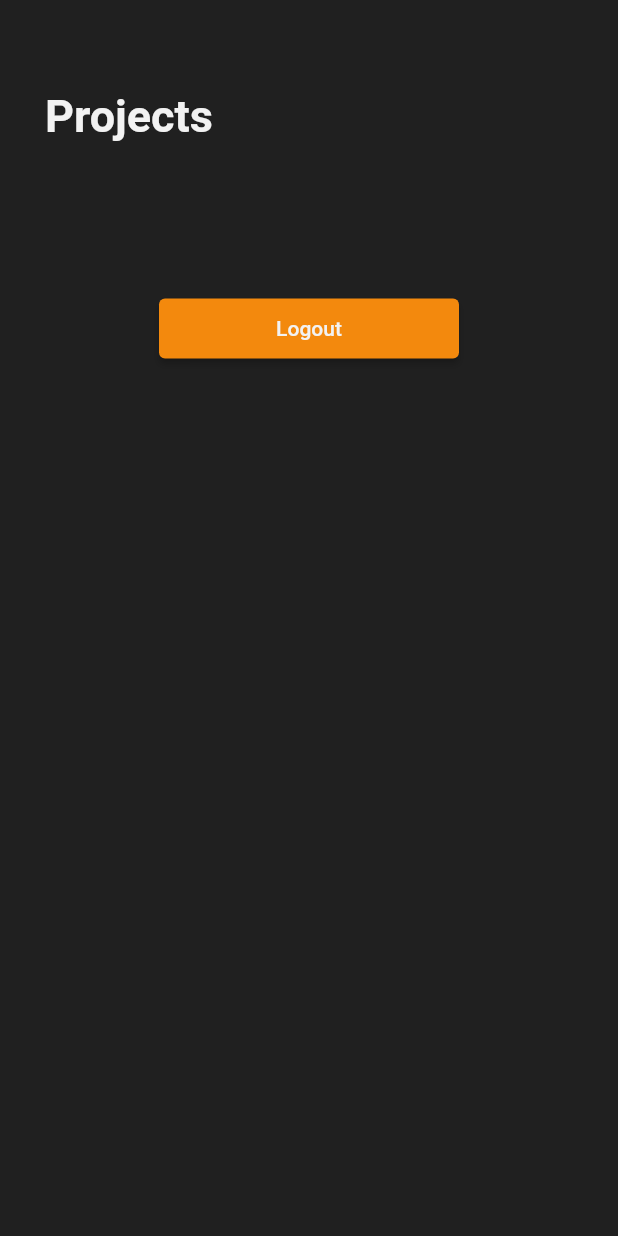
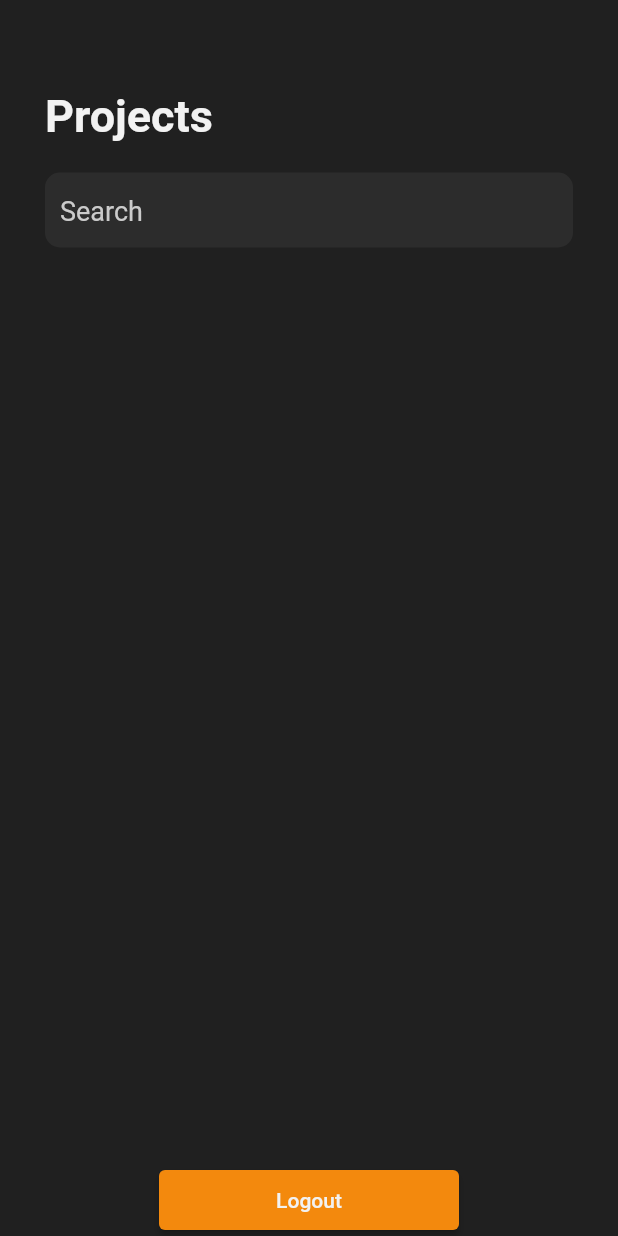
Before and after one commit to gal0wsky/Worktenser, a Flutter app: the HomePage screen opened directly, after a tap on "Logout", on a phone screen of 412 x 824 dp. Run offline on Flutter 3.47's test engine with Material 2 defaults, Android fonts, the phone set to English and light mode, and no system bars; our stand-ins replace awesome_notifications, bloc, cloud_firestore, equatable, firebase_auth, firebase_core and 6 more; missing offline and left inert: flow_builder, flutter_background_service, flutter_background_service_android, flutter_background_service_ios; accounts and stored records are empty; statements that could not run were skipped.

Commit message:
Implementing Searchbar

```diff
--- a/lib/features/projects/presentation/bloc/project_details/project_details_bloc.dart
+++ b/lib/features/projects/presentation/bloc/project_details/project_details_bloc.dart
@@ -57,8 +57,8 @@ class ProjectDetailsBloc
   }
 
   @override
-  Future<void> close() async {
-    await _counterSubscription.cancel();
+  Future<void> close() {
+    _counterSubscription.cancel();
     return super.close();
   }
 }
--- a/lib/features/projects/presentation/bloc/projects/projects_bloc.dart
+++ b/lib/features/projects/presentation/bloc/projects/projects_bloc.dart
@@ -137,8 +137,8 @@ class ProjectsBloc extends Bloc<ProjectsEvent, ProjectsState> {
   }
 
   @override
-  Future<void> close() async {
-    await _counterSubscription.cancel();
+  Future<void> close() {
+    _counterSubscription.cancel();
     return super.close();
   }
 }
--- a/lib/features/projects/presentation/pages/home_page.dart
+++ b/lib/features/projects/presentation/pages/home_page.dart
@@ -4,6 +4,8 @@ import 'package:worktenser/config/colors.dart';
 import 'package:worktenser/features/auth/presentation/bloc/auth/auth_bloc.dart';
 import 'package:worktenser/features/projects/presentation/bloc/projects/projects_bloc.dart';
 import 'package:worktenser/features/projects/presentation/widgets/project_tile.dart';
+import 'package:worktenser/features/searchbar/presentation/bloc/searchbar/searchbar_bloc.dart';
+import 'package:worktenser/features/searchbar/presentation/widgets/searchbar.dart';
 
 class HomePage extends StatelessWidget {
   const HomePage({super.key});
@@ -14,8 +16,22 @@ class HomePage extends StatelessWidget {
 
   static Page get page => const MaterialPage(child: HomePage());
 
+  void _loadProjectsOnBuildIfNeeded(BuildContext context) {
+    final state = context.read<ProjectsBloc>().state;
+
+    if (state is ProjectsInitial) {
+      context
+          .read<ProjectsBloc>()
+          .add(LoadProjects(user: context.read<AuthBloc>().state.user));
+
+      context.read<SearchbarBloc>().add(SearchForPhrase());
+    }
+  }
+
   @override
   Widget build(BuildContext context) {
+    _loadProjectsOnBuildIfNeeded(context);
+
     return Scaffold(
       backgroundColor: AppColors.primary,
       body: Padding(
@@ -25,7 +41,7 @@ class HomePage extends StatelessWidget {
             mainAxisAlignment: MainAxisAlignment.center,
             children: [
               const Padding(
-                padding: EdgeInsets.only(top: 60, bottom: 100),
+                padding: EdgeInsets.only(top: 60, bottom: 20),
                 child: Row(
                   crossAxisAlignment: CrossAxisAlignment.start,
                   children: [
@@ -40,6 +56,23 @@ class HomePage extends StatelessWidget {
                   ],
                 ),
               ),
+              const Searchbar(),
+              BlocBuilder<SearchbarBloc, SearchbarState>(
+                  builder: (context, state) {
+                return Expanded(
+                  child: ListView.builder(
+                    itemCount: state.filteredProjects.length,
+                    shrinkWrap: true,
+                    itemBuilder: ((context, index) {
+                      return Padding(
+                        padding: const EdgeInsets.only(bottom: 20),
+                        child:
+                            ProjectTile(project: state.filteredProjects[index]),
+                      );
+                    }),
+                  ),
+                );
+              }),
               ElevatedButton(
                 onPressed: () {
                   context.read<AuthBloc>().add(AppLogoutRequested());
@@ -58,95 +91,6 @@ class HomePage extends StatelessWidget {
                   ),
                 ),
               ),
-              // ElevatedButton(
-              //   onPressed: () {
-              //     Navigator.of(context).push(MaterialPageRoute(
-              //         builder: (_) => const AddProjectPage()));
-              //   },
-              //   style: ElevatedButton.styleFrom(
-              //     fixedSize: const Size(
-              //       200,
-              //       40,
-              //     ),
-              //     backgroundColor: AppColors.callToAction,
-              //   ),
-              //   child: const Text('Add project'),
-              // ),
-              // ElevatedButton(
-              //   onPressed: () {
-              //     context.read<ProjectsBloc>().add(
-              //         LoadProjects(user: context.read<AuthBloc>().state.user));
-              //   },
-              //   style: ElevatedButton.styleFrom(
-              //     fixedSize: const Size(
-              //       200,
-              //       40,
-              //     ),
-              //     backgroundColor: AppColors.callToAction,
-              //   ),
-              //   child: const Text('Load projects'),
-              // ),
-              BlocConsumer<ProjectsBloc, ProjectsState>(
-                  listener: (context, state) {
-                if (state is ProjectsReloading) {
-                  context.read<ProjectsBloc>().add(
-                      LoadProjects(user: context.read<AuthBloc>().state.user));
-                }
-              }, builder: (context, state) {
-                if (state is ProjectsInitial) {
-                  context.read<ProjectsBloc>().add(
-                      LoadProjects(user: context.read<AuthBloc>().state.user));
-                  return const CircularProgressIndicator();
-                } else if (state is ProjectsError) {
-                  return Text(state.message);
-                } else if (state is ProjectsReloading) {
-                  return const CircularProgressIndicator();
-                } else if (state is ProjectsLoaded) {
-                  return Expanded(
-                    child: ListView.builder(
-                      itemCount: state.projectsCount,
-                      shrinkWrap: true,
-                      itemBuilder: ((context, index) {
-                        return Padding(
-                          padding: const EdgeInsets.only(bottom: 20),
-                          child: ProjectTile(project: state.projects[index]),
-                        );
-                        // return Center(
-                        //   child: Padding(
-                        //     padding: const EdgeInsets.symmetric(
-                        //       vertical: 10,
-                        //     ),
-                        //     child: ListTile(
-                        //       title: Text(
-                        //         '${state.projects[index].name}\t${state.projects[index].printTime()}',
-                        //         style: const TextStyle(
-                        //           fontSize: 20,
-                        //           color: AppColors.textPrimary,
-                        //         ),
-                        //       ),
-                        //       onTap: () {
-                        //         context.read<ProjectDetailsBloc>().add(
-                        //               LoadProjectDetails(
-                        //                 project: state.projects[index],
-                        //               ),
-                        //             );
-
-                        //         Navigator.of(context).push(
-                        //           MaterialPageRoute(
-                        //             builder: (_) => const DetailsPage(),
-                        //           ),
-                        //         );
-                        //       },
-                        //     ),
-                        //   ),
-                        // );
-                      }),
-                    ),
-                  );
-                } else {
-                  return const Text('Something went wrong');
-                }
-              }),
             ],
           ),
         ),
--- /dev/null
+++ b/lib/features/searchbar/presentation/bloc/searchbar/searchbar_bloc.dart
@@ -0,0 +1,71 @@
+import 'dart:async';
+import 'dart:io';
+
+import 'package:bloc/bloc.dart';
+import 'package:equatable/equatable.dart';
+import 'package:worktenser/features/projects/domain/entities/project.dart';
+import 'package:worktenser/features/projects/presentation/bloc/projects/projects_bloc.dart';
+
+part 'searchbar_event.dart';
+part 'searchbar_state.dart';
+
+class SearchbarBloc extends Bloc<SearchbarEvent, SearchbarState> {
+  final ProjectsBloc _projectsBloc;
+  late StreamSubscription _projectsSubscription;
+
+  SearchbarBloc({required ProjectsBloc projectsBloc})
+      : _projectsBloc = projectsBloc,
+        super(SearchbarInitial()) {
+    on<UpdateSearchPhrase>(_onUpdateSearchPhrase);
+    on<SearchForPhrase>(_onSearchForPhrase);
+
+    _projectsSubscription = _projectsBloc.stream.listen((event) {
+      sleep(const Duration(milliseconds: 100));
+      add(SearchForPhrase());
+    });
+  }
+
+  void _onUpdateSearchPhrase(
+      UpdateSearchPhrase event, Emitter<SearchbarState> emit) {
+    emit(SearchbarSearchApplied(
+        searchPhrase: event.searchPhrase,
+        filteredProjects: state.filteredProjects));
+
+    add(SearchForPhrase());
+  }
+
+  void _onSearchForPhrase(SearchForPhrase event, Emitter<SearchbarState> emit) {
+    final projectsState = _projectsBloc.state;
+
+    List<ProjectEntity> filteredProjects = [];
+
+    if (projectsState is ProjectsLoaded) {
+      if (state.searchPhrase.isEmpty || state.searchPhrase.contains(' ')) {
+        emit(SearchbarSearchApplied(
+            searchPhrase: state.searchPhrase,
+            filteredProjects: projectsState.projects));
+      } else {
+        for (var project in projectsState.projects) {
+          if (project.name
+              .toLowerCase()
+              .contains(state.searchPhrase.toLowerCase())) {
+            filteredProjects.add(project);
+          }
+        }
+
+        emit(SearchbarSearchApplied(
+            searchPhrase: state.searchPhrase,
+            filteredProjects: filteredProjects));
+      }
+    } else {
+      emit(
+          const SearchbarSearchApplied(searchPhrase: '', filteredProjects: []));
+    }
+  }
+
+  @override
+  Future<void> close() {
+    _projectsSubscription.cancel();
+    return super.close();
+  }
+}
--- /dev/null
+++ b/lib/features/searchbar/presentation/bloc/searchbar/searchbar_event.dart
@@ -0,0 +1,19 @@
+part of 'searchbar_bloc.dart';
+
+sealed class SearchbarEvent extends Equatable {
+  const SearchbarEvent();
+
+  @override
+  List<Object> get props => [];
+}
+
+class UpdateSearchPhrase extends SearchbarEvent {
+  final String searchPhrase;
+
+  const UpdateSearchPhrase({required this.searchPhrase});
+
+  @override
+  List<Object> get props => [searchPhrase];
+}
+
+class SearchForPhrase extends SearchbarEvent {}
--- /dev/null
+++ b/lib/features/searchbar/presentation/bloc/searchbar/searchbar_state.dart
@@ -0,0 +1,21 @@
+part of 'searchbar_bloc.dart';
+
+sealed class SearchbarState extends Equatable {
+  final String searchPhrase;
+  final List<ProjectEntity> filteredProjects;
+
+  const SearchbarState(
+      {this.searchPhrase = '', this.filteredProjects = const []});
+
+  @override
+  List<Object?> get props => [searchPhrase, filteredProjects];
+}
+
+class SearchbarInitial extends SearchbarState {}
+
+class SearchbarSearchApplied extends SearchbarState {
+  const SearchbarSearchApplied(
+      {required String searchPhrase,
+      required List<ProjectEntity> filteredProjects})
+      : super(searchPhrase: searchPhrase, filteredProjects: filteredProjects);
+}
--- /dev/null
+++ b/lib/features/searchbar/presentation/widgets/searchbar.dart
@@ -0,0 +1,53 @@
+import 'package:flutter/material.dart';
+import 'package:flutter/widgets.dart';
+import 'package:flutter_bloc/flutter_bloc.dart';
+import 'package:worktenser/config/colors.dart';
+import 'package:worktenser/features/searchbar/presentation/bloc/searchbar/searchbar_bloc.dart';
+
+class Searchbar extends StatelessWidget {
+  const Searchbar({super.key});
+
+  @override
+  Widget build(BuildContext context) {
+    return Container(
+      decoration: BoxDecoration(
+        color: AppColors.secondary,
+        borderRadius: BorderRadius.circular(10),
+      ),
+      height: 50,
+      child: Padding(
+        padding: const EdgeInsets.symmetric(horizontal: 10),
+        child: TextField(
+          textAlignVertical: TextAlignVertical.center,
+          cursorColor: AppColors.callToAction,
+          decoration: const InputDecoration(
+            fillColor: AppColors.secondary,
+            iconColor: AppColors.textSecondary,
+            hintText: 'Search',
+            hintStyle: TextStyle(color: AppColors.textSecondary),
+            enabledBorder: UnderlineInputBorder(
+              borderSide: BorderSide(
+                color: AppColors.secondary,
+                width: 0,
+              ),
+            ),
+            focusedBorder: UnderlineInputBorder(
+              borderSide: BorderSide(
+                color: AppColors.secondary,
+                width: 0,
+              ),
+            ),
+            focusColor: AppColors.callToAction,
+          ),
+          style: const TextStyle(
+            color: AppColors.textPrimary,
+            fontSize: 18,
+          ),
+          onChanged: (value) => context.read<SearchbarBloc>().add(
+                UpdateSearchPhrase(searchPhrase: value),
+              ),
+        ),
+      ),
+    );
+  }
+}
--- a/lib/injection_container.dart
+++ b/lib/injection_container.dart
@@ -18,6 +18,7 @@ import 'package:worktenser/features/projects/domain/usecases/get_projects_total_
 import 'package:worktenser/features/projects/domain/usecases/load_local_copy.dart';
 import 'package:worktenser/features/projects/domain/usecases/load_projects.dart';
 import 'package:worktenser/features/projects/presentation/bloc/project_details/project_details_bloc.dart';
+import 'package:worktenser/features/searchbar/presentation/bloc/searchbar/searchbar_bloc.dart';
 import 'package:worktenser/features/timeCounter/data/repository/time_counter_repository_impl.dart';
 import 'package:worktenser/features/timeCounter/domain/repository/time_counter_repository.dart';
 import 'package:worktenser/features/timeCounter/domain/usecases/save_project_on_device.dart';
@@ -49,6 +50,8 @@ Future<void> initializeDependiencies() async {
   _registerTimeCounterDependencies(sharedPrefs);
 
   _registerProjectsDependencies(sharedPrefs);
+
+  _registerSearchbarDependencies();
 }
 
 void _registerAuthenticationDependencies() {
@@ -103,7 +106,7 @@ void _registerProjectsDependencies(SharedPreferences preferences) {
   sl.registerSingleton<LoadLocalCopyUseCase>(
       LoadLocalCopyUseCase(projectsLocalStorage: sl()));
 
-  sl.registerFactory<ProjectsBloc>(() => ProjectsBloc(
+  sl.registerSingleton<ProjectsBloc>(ProjectsBloc(
     loadProjectsUsecase: sl(),
     addProjectUseCase: sl(),
     updateProjectUseCase: sl(),
@@ -113,8 +116,8 @@ void _registerProjectsDependencies(SharedPreferences preferences) {
     timeCounterBloc: sl(),
   ));
 
-  sl.registerFactory<ProjectDetailsBloc>(
-      () => ProjectDetailsBloc(timeCounterBloc: sl()));
+  sl.registerSingleton<ProjectDetailsBloc>(
+      ProjectDetailsBloc(timeCounterBloc: sl()));
 }
 
 void _registerTimeCounterDependencies(SharedPreferences preferences) {
@@ -156,3 +159,7 @@ void _registerTimeCounterDependencies(SharedPreferences preferences) {
     saveProjectOnDeviceUseCase: sl(),
   ));
 }
+
+void _registerSearchbarDependencies() {
+  sl.registerFactory<SearchbarBloc>(() => SearchbarBloc(projectsBloc: sl()));
+}
--- a/lib/main.dart
+++ b/lib/main.dart
@@ -11,6 +11,7 @@ import 'package:worktenser/config/routes.dart';
 import 'package:worktenser/features/auth/presentation/bloc/login/login_bloc.dart';
 import 'package:worktenser/features/auth/presentation/bloc/signup/signup_bloc.dart';
 import 'package:worktenser/features/projects/presentation/bloc/project_details/project_details_bloc.dart';
+import 'package:worktenser/features/searchbar/presentation/bloc/searchbar/searchbar_bloc.dart';
 import 'package:worktenser/features/timeCounter/presentation/bloc/time_counter/time_counter_bloc.dart';
 import 'package:worktenser/injection_container.dart';
 
@@ -109,6 +110,9 @@ class _AppState extends State<App> with WidgetsBindingObserver {
         BlocProvider<TimeCounterBloc>(
           create: (context) => sl(),
         ),
+        BlocProvider<SearchbarBloc>(
+          create: (context) => sl(),
+        ),
       ],
       child: const AppView(),
     );
```
Lines whose indentation alone changed are shown as unchanged.
